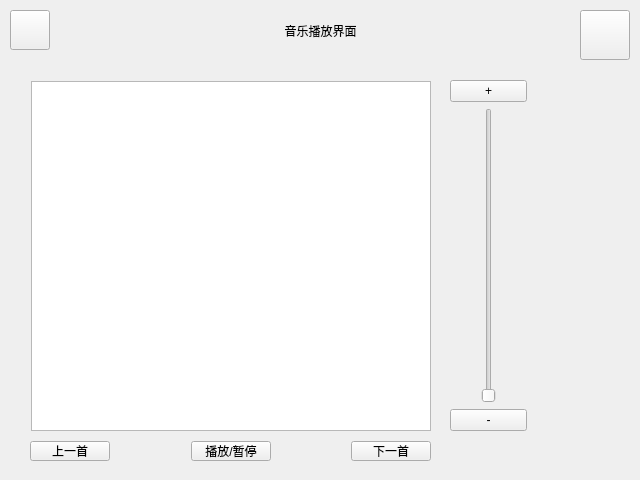
Old version of the form wps/QT/SmartHome/music.ui in the repository Chansla/Training.
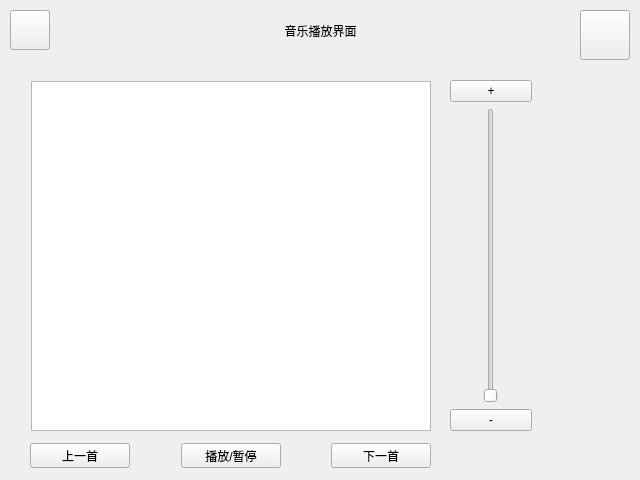
New version of the form.

```diff
--- a/wps/QT/SmartHome/music.ui
+++ b/wps/QT/SmartHome/music.ui
@@ -28,7 +28,7 @@
     <rect>
      <x>450</x>
      <y>80</y>
-     <width>77</width>
+     <width>82</width>
      <height>351</height>
     </rect>
    </property>
@@ -106,7 +106,7 @@
      <x>30</x>
      <y>440</y>
      <width>401</width>
-     <height>22</height>
+     <height>32</height>
     </rect>
    </property>
    <layout class="QHBoxLayout" name="horizontalLayout">
@@ -120,14 +120,14 @@
       </property>
       <property name="minimumSize">
        <size>
-        <width>80</width>
-        <height>20</height>
+        <width>100</width>
+        <height>25</height>
        </size>
       </property>
       <property name="maximumSize">
        <size>
-        <width>80</width>
-        <height>20</height>
+        <width>100</width>
+        <height>25</height>
        </size>
       </property>
       <property name="text">
@@ -161,14 +161,14 @@
       </property>
       <property name="minimumSize">
        <size>
-        <width>80</width>
-        <height>20</height>
+        <width>100</width>
+        <height>25</height>
        </size>
       </property>
       <property name="maximumSize">
        <size>
-        <width>80</width>
-        <height>20</height>
+        <width>100</width>
+        <height>25</height>
        </size>
       </property>
       <property name="text">
@@ -199,14 +199,14 @@
       </property>
       <property name="minimumSize">
        <size>
-        <width>80</width>
-        <height>20</height>
+        <width>100</width>
+        <height>25</height>
        </size>
       </property>
       <property name="maximumSize">
        <size>
-        <width>80</width>
-        <height>20</height>
+        <width>100</width>
+        <height>25</height>
        </size>
       </property>
       <property name="text">
```
